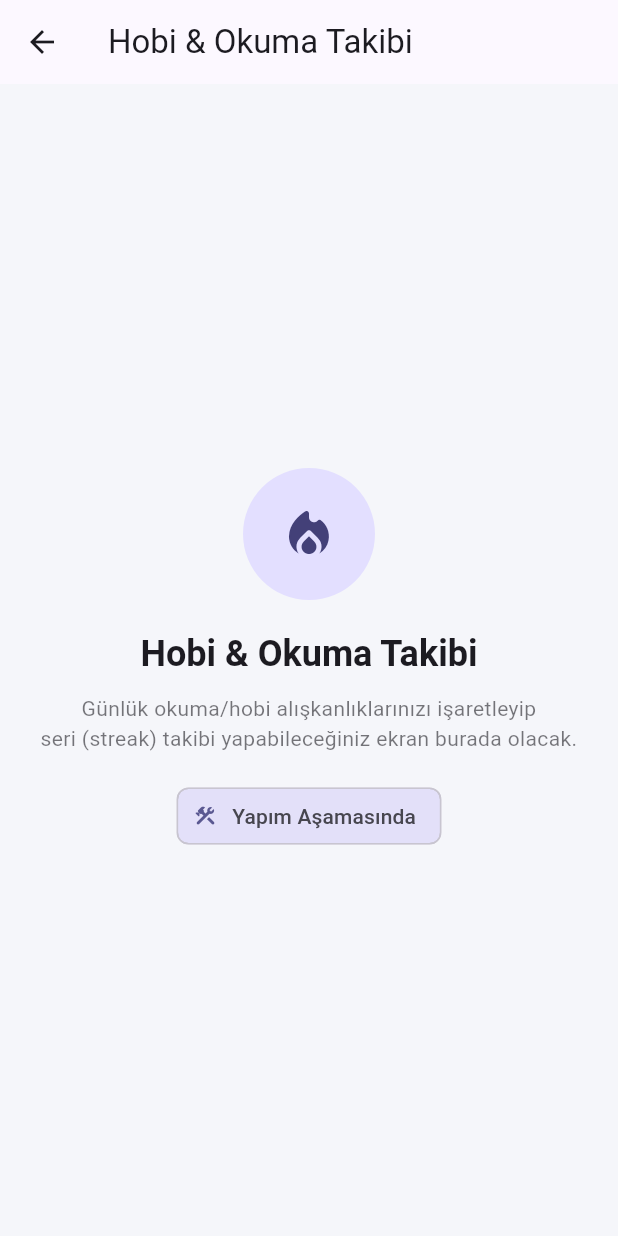
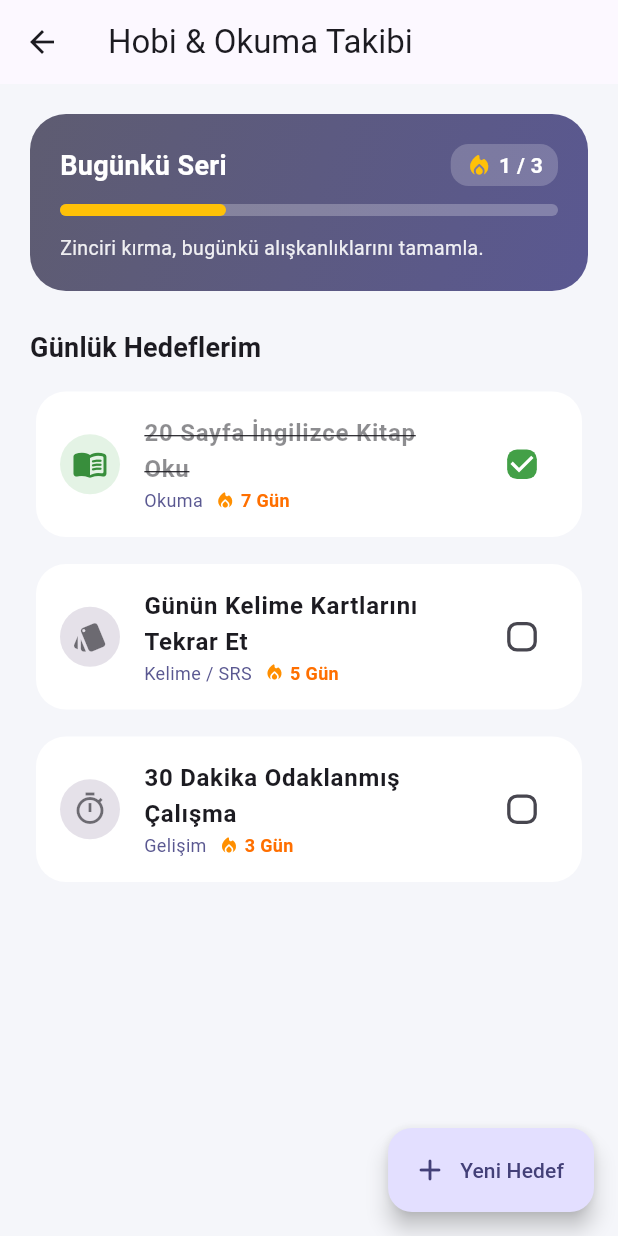
Before and after one commit to srnern2613/deneme1, a Flutter app: the screen it shows after launch, after a tap on "Hobi & Okuma Takibi", on a phone screen of 412 x 824 dp. Run offline on Flutter 3.47's test engine with Material 3 defaults, Android fonts, the phone set to English and light mode, and no system bars; our stand-ins replace sqflite; accounts and stored records are empty.

Commit message:
Hobi ve Aliskanlik Takip (Habit Tracker) modulu eklendi

```diff
--- /dev/null
+++ b/lib/habit_tracker_screen.dart
@@ -0,0 +1,293 @@
+// ==============================================================
+// habit_tracker_screen.dart
+// --------------------------------------------------------------
+// HOBİ, OKUMA VE ALIŞKANLIK TAKİP MODÜLÜ (STREAK & TRACKER)
+// ==============================================================
+
+import 'package:flutter/material.dart';
+
+class HabitTrackerScreen extends StatefulWidget {
+  const HabitTrackerScreen({super.key});
+
+  @override
+  State<HabitTrackerScreen> createState() => _HabitTrackerScreenState();
+}
+
+class _HabitTrackerScreenState extends State<HabitTrackerScreen> {
+  // Örnek başlangıç alışkanlıkları
+  final List<Map<String, dynamic>> _habits = [
+    {
+      'title': '20 Sayfa İngilizce Kitap Oku',
+      'category': 'Okuma',
+      'icon': Icons.menu_book_rounded,
+      'isCompleted': true,
+      'streak': 7,
+    },
+    {
+      'title': 'Günün Kelime Kartlarını Tekrar Et',
+      'category': 'Kelime / SRS',
+      'icon': Icons.style_rounded,
+      'isCompleted': false,
+      'streak': 5,
+    },
+    {
+      'title': '30 Dakika Odaklanmış Çalışma',
+      'category': 'Gelişim',
+      'icon': Icons.timer_outlined,
+      'isCompleted': false,
+      'streak': 3,
+    },
+  ];
+
+  // Tamamlanma durumunu değiştirme
+  void _toggleHabit(int index) {
+    setState(() {
+      final habit = _habits[index];
+      final bool currentStatus = habit['isCompleted'] as bool;
+      habit['isCompleted'] = !currentStatus;
+      if (!currentStatus) {
+        habit['streak'] = (habit['streak'] as int) + 1;
+      } else {
+        habit['streak'] = (habit['streak'] as int) - 1;
+      }
+    });
+  }
+
+  // Yeni Alışkanlık Ekleme Dialogu
+  void _showAddHabitDialog() {
+    final titleController = TextEditingController();
+    final categoryController = TextEditingController(text: 'Genel');
+
+    showDialog(
+      context: context,
+      builder: (context) {
+        return AlertDialog(
+          shape: RoundedRectangleBorder(borderRadius: BorderRadius.circular(20)),
+          title: const Text('Yeni Alışkanlık Ekle'),
+          content: Column(
+            mainAxisSize: MainAxisSize.min,
+            children: [
+              TextField(
+                controller: titleController,
+                autofocus: true,
+                decoration: const InputDecoration(
+                  labelText: 'Alışkanlık Başlığı',
+                  hintText: 'Örn: 15 Dk İngilizce Podcast Dinle',
+                ),
+              ),
+              const SizedBox(height: 12),
+              TextField(
+                controller: categoryController,
+                decoration: const InputDecoration(
+                  labelText: 'Kategori',
+                  hintText: 'Örn: Okuma, Dil, Spor',
+                ),
+              ),
+            ],
+          ),
+          actions: [
+            TextButton(
+              onPressed: () => Navigator.pop(context),
+              child: const Text('İptal'),
+            ),
+            FilledButton(
+              onPressed: () {
+                final text = titleController.text.trim();
+                if (text.isNotEmpty) {
+                  setState(() {
+                    _habits.add({
+                      'title': text,
+                      'category': categoryController.text.trim().isEmpty ? 'Genel' : categoryController.text.trim(),
+                      'icon': Icons.local_fire_department_rounded,
+                      'isCompleted': false,
+                      'streak': 0,
+                    });
+                  });
+                  Navigator.pop(context);
+                }
+              },
+              child: const Text('Ekle'),
+            ),
+          ],
+        );
+      },
+    );
+  }
+
+  @override
+  Widget build(BuildContext context) {
+    final colors = Theme.of(context).colorScheme;
+    final int completedCount = _habits.where((h) => h['isCompleted'] == true).length;
+    final double progress = _habits.isNotEmpty ? completedCount / _habits.length : 0.0;
+
+    return Scaffold(
+      appBar: AppBar(
+        title: const Text('Hobi & Okuma Takibi'),
+      ),
+      floatingActionButton: FloatingActionButton.extended(
+        onPressed: _showAddHabitDialog,
+        icon: const Icon(Icons.add_rounded),
+        label: const Text('Yeni Hedef'),
+      ),
+      body: SingleChildScrollView(
+        padding: const EdgeInsets.all(20),
+        child: Column(
+          crossAxisAlignment: CrossAxisAlignment.start,
+          children: [
+            // 1. BÖLÜM: Günlük İlerleme Kartı (Zinciri Kırma)
+            Container(
+              width: double.infinity,
+              padding: const EdgeInsets.all(20),
+              decoration: BoxDecoration(
+                gradient: LinearGradient(
+                  colors: [colors.secondary, colors.primary],
+                  begin: Alignment.topLeft,
+                  end: Alignment.bottomRight,
+                ),
+                borderRadius: BorderRadius.circular(24),
+              ),
+              child: Column(
+                crossAxisAlignment: CrossAxisAlignment.start,
+                children: [
+                  Row(
+                    mainAxisAlignment: MainAxisAlignment.spaceBetween,
+                    children: [
+                      Text(
+                        'Bugünkü Seri',
+                        style: TextStyle(
+                          color: colors.onPrimary,
+                          fontWeight: FontWeight.bold,
+                          fontSize: 18,
+                        ),
+                      ),
+                      Container(
+                        padding: const EdgeInsets.symmetric(horizontal: 10, vertical: 4),
+                        decoration: BoxDecoration(
+                          color: Colors.white.withValues(alpha: 0.2),
+                          borderRadius: BorderRadius.circular(12),
+                        ),
+                        child: Row(
+                          children: [
+                            const Icon(Icons.local_fire_department_rounded, color: Colors.amber, size: 18),
+                            const SizedBox(width: 4),
+                            Text(
+                              '$completedCount / ${_habits.length}',
+                              style: TextStyle(color: colors.onPrimary, fontWeight: FontWeight.bold),
+                            ),
+                          ],
+                        ),
+                      ),
+                    ],
+                  ),
+                  const SizedBox(height: 12),
+                  LinearProgressIndicator(
+                    value: progress,
+                    backgroundColor: Colors.white.withValues(alpha: 0.25),
+                    color: Colors.amber,
+                    borderRadius: BorderRadius.circular(10),
+                    minHeight: 8,
+                  ),
+                  const SizedBox(height: 12),
+                  Text(
+                    completedCount == _habits.length && _habits.isNotEmpty
+                        ? 'Harika! Bugünkü tüm hedeflerini tamamladın! 🚀'
+                        : 'Zinciri kırma, bugünkü alışkanlıklarını tamamla.',
+                    style: TextStyle(
+                      color: colors.onPrimary.withValues(alpha: 0.9),
+                      fontSize: 13,
+                    ),
+                  ),
+                ],
+              ),
+            ),
+            const SizedBox(height: 24),
+
+            // 2. BÖLÜM: Alışkanlık Listesi
+            Text(
+              'Günlük Hedeflerim',
+              style: Theme.of(context).textTheme.titleMedium?.copyWith(
+                    fontWeight: FontWeight.bold,
+                    fontSize: 18,
+                  ),
+            ),
+            const SizedBox(height: 12),
+
+            ListView.separated(
+              shrinkWrap: true,
+              physics: const NeverScrollableScrollPhysics(),
+              itemCount: _habits.length,
+              separatorBuilder: (context, index) => const SizedBox(height: 10),
+              itemBuilder: (context, index) {
+                final habit = _habits[index];
+                final bool isCompleted = habit['isCompleted'];
+
+                return Dismissible(
+                  key: ValueKey(habit['title'] + index.toString()),
+                  direction: DismissDirection.endToStart,
+                  background: Container(
+                    alignment: Alignment.centerRight,
+                    padding: const EdgeInsets.symmetric(horizontal: 20),
+                    decoration: BoxDecoration(
+                      color: colors.error,
+                      borderRadius: BorderRadius.circular(20),
+                    ),
+                    child: const Icon(Icons.delete_outline, color: Colors.white),
+                  ),
+                  onDismissed: (_) {
+                    setState(() {
+                      _habits.removeAt(index);
+                    });
+                  },
+                  child: Card(
+                    child: ListTile(
+                      contentPadding: const EdgeInsets.symmetric(horizontal: 16, vertical: 8),
+                      leading: CircleAvatar(
+                        backgroundColor: isCompleted ? Colors.green.withValues(alpha: 0.15) : colors.surfaceContainerHighest,
+                        child: Icon(
+                          habit['icon'] as IconData,
+                          color: isCompleted ? Colors.green[700] : colors.onSurface.withValues(alpha: 0.6),
+                        ),
+                      ),
+                      title: Text(
+                        habit['title'],
+                        style: TextStyle(
+                          fontWeight: FontWeight.w600,
+                          decoration: isCompleted ? TextDecoration.lineThrough : null,
+                          color: isCompleted ? colors.onSurface.withValues(alpha: 0.5) : null,
+                        ),
+                      ),
+                      subtitle: Row(
+                        children: [
+                          Text(
+                            habit['category'],
+                            style: TextStyle(fontSize: 12, color: colors.primary),
+                          ),
+                          const SizedBox(width: 8),
+                          Icon(Icons.local_fire_department_rounded, size: 14, color: Colors.amber[800]),
+                          Text(
+                            ' ${habit['streak']} Gün',
+                            style: TextStyle(fontSize: 12, fontWeight: FontWeight.bold, color: Colors.amber[900]),
+                          ),
+                        ],
+                      ),
+                      trailing: Transform.scale(
+                        scale: 1.1,
+                        child: Checkbox(
+                          value: isCompleted,
+                          activeColor: Colors.green[600],
+                          shape: RoundedRectangleBorder(borderRadius: BorderRadius.circular(6)),
+                          onChanged: (_) => _toggleHabit(index),
+                        ),
+                      ),
+                    ),
+                  ),
+                );
+              },
+            ),
+            const SizedBox(height: 70), // FloatingActionButton alanı
+          ],
+        ),
+      ),
+    );
+  }
+}
--- a/lib/main.dart
+++ b/lib/main.dart
@@ -12,7 +12,8 @@ import 'dart:math';
 import 'database_helper.dart';
 import 'dictionary_screen.dart';
 import 'flashcards_screen.dart';
-import 'library_screen.dart'; // Kitaplık modülü bağlandı
+import 'library_screen.dart';
+import 'habit_tracker_screen.dart'; // Habit Tracker modülü bağlandı
 
 void main() {
   runApp(const MyApp());
@@ -109,10 +110,10 @@ class _RootScreenState extends State<RootScreen> {
       // 0) Ana Sayfa (Dashboard)
       DashboardScreen(key: _dashboardKey, onToggleTheme: widget.onToggleTheme),
 
-      // 1) Kitaplık: GERÇEK LibraryScreen bağlandı
+      // 1) Kitaplık
       const LibraryScreen(),
 
-      // 2) Flashcards: GERÇEK FlashcardsScreen
+      // 2) Flashcards
       const FlashcardsScreen(),
 
       // 3) Profil: Placeholder
@@ -411,7 +412,6 @@ class _DashboardScreenState extends State<DashboardScreen> {
         subtitle: 'Telifsiz ve eklenen kitaplar',
         icon: Icons.menu_book_rounded,
         color: colors.primary,
-        // Grid'den tıklandığında da doğrudan GERÇEK LibraryScreen açılır
         onTap: () => Navigator.of(context).push(
           MaterialPageRoute(builder: (context) => const LibraryScreen()),
         ),
@@ -431,12 +431,9 @@ class _DashboardScreenState extends State<DashboardScreen> {
         subtitle: 'Günlük tracker',
         icon: Icons.local_fire_department_rounded,
         color: colors.tertiary,
-        onTap: () => _openPlaceholder(
-          context,
-          title: 'Hobi & Okuma Takibi',
-          icon: Icons.local_fire_department_rounded,
-          description:
-              'Günlük okuma/hobi alışkanlıklarınızı işaretleyip\nseri (streak) takibi yapabileceğiniz ekran burada olacak.',
+        // GERÇEK HabitTrackerScreen bağlandı
+        onTap: () => Navigator.of(context).push(
+          MaterialPageRoute(builder: (context) => const HabitTrackerScreen()),
         ),
       ),
       _QuickAccessItemData(
@@ -484,24 +481,6 @@ class _DashboardScreenState extends State<DashboardScreen> {
 
     if (!mounted) return;
     refreshFlashcardCount();
-  }
-
-  void _openPlaceholder(
-    BuildContext context, {
-    required String title,
-    required IconData icon,
-    required String description,
-  }) {
-    Navigator.of(context).push(
-      MaterialPageRoute(
-        builder: (context) => PlaceholderScreen(
-          title: title,
-          icon: icon,
-          description: description,
-          showAppBar: true,
-        ),
-      ),
-    );
   }
 }
 
```
